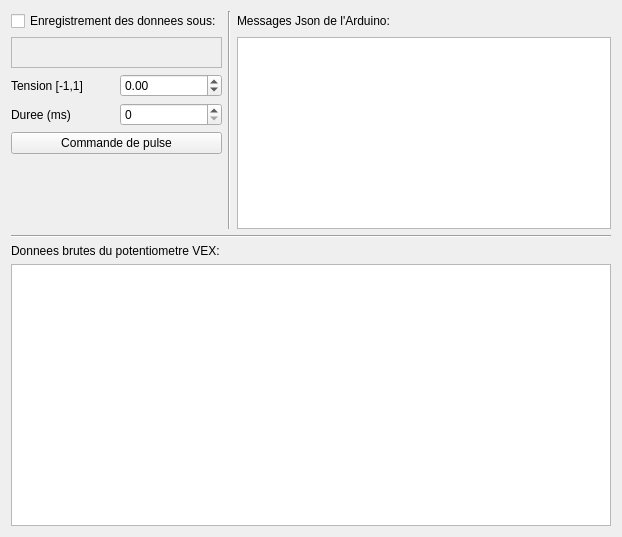
Before: the Qt Designer form IdentificationParams/identification_Qt/mainwindow.ui in GPr1me/RobotPendule, drawn with Qt 5.
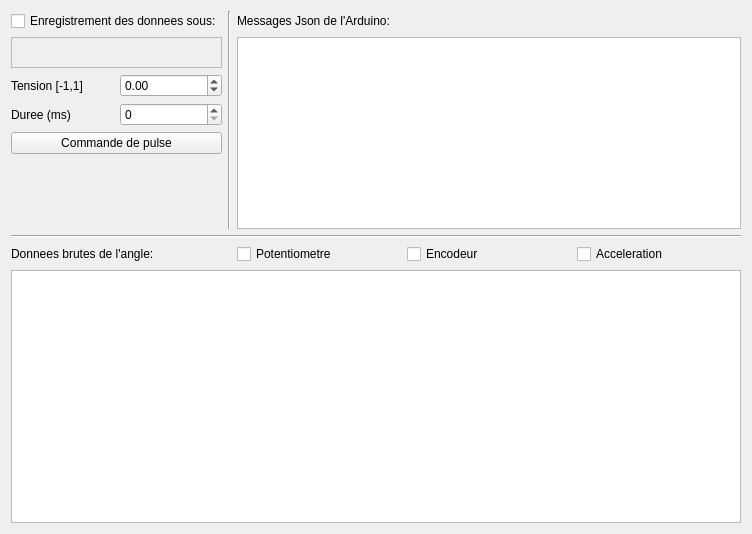
After: the same form once the commit is applied.

What changed in the file:
```diff
--- a/IdentificationParams/identification_Qt/mainwindow.ui
+++ b/IdentificationParams/identification_Qt/mainwindow.ui
@@ -6,8 +6,8 @@
    <rect>
     <x>0</x>
     <y>0</y>
-    <width>622</width>
-    <height>537</height>
+    <width>752</width>
+    <height>534</height>
    </rect>
   </property>
   <property name="acceptDrops">
@@ -78,16 +78,6 @@
       </property>
      </widget>
     </item>
-    <item row="12" column="0" colspan="4">
-     <widget class="QLabel" name="label_3">
-      <property name="text">
-       <string>Donnees brutes du potentiometre VEX:</string>
-      </property>
-     </widget>
-    </item>
-    <item row="13" column="0" colspan="4">
-     <widget class="QGraphicsView" name="graphicsView"/>
-    </item>
     <item row="4" column="0" colspan="2">
      <widget class="QLabel" name="label_pathCSV">
       <property name="frameShape">
@@ -117,13 +107,6 @@
       </property>
      </widget>
     </item>
-    <item row="7" column="0" colspan="2">
-     <widget class="QPushButton" name="pulseButton">
-      <property name="text">
-       <string>Commande de pulse</string>
-      </property>
-     </widget>
-    </item>
     <item row="3" column="2" rowspan="7">
      <widget class="Line" name="line_2">
       <property name="orientation">
@@ -131,6 +114,48 @@
       </property>
      </widget>
     </item>
+    <item row="7" column="0" colspan="2">
+     <widget class="QPushButton" name="pulseButton">
+      <property name="text">
+       <string>Commande de pulse</string>
+      </property>
+     </widget>
+    </item>
+    <item row="14" column="0" colspan="3">
+     <widget class="QLabel" name="label_3">
+      <property name="text">
+       <string>Donnees brutes de l'angle:</string>
+      </property>
+     </widget>
+    </item>
+    <item row="14" column="3">
+     <layout class="QHBoxLayout" name="horizontalLayout_3">
+      <item>
+       <widget class="QCheckBox" name="checkBox_pot">
+        <property name="text">
+         <string>Potentiometre</string>
+        </property>
+       </widget>
+      </item>
+      <item>
+       <widget class="QCheckBox" name="checkBox_enc">
+        <property name="text">
+         <string>Encodeur</string>
+        </property>
+       </widget>
+      </item>
+      <item>
+       <widget class="QCheckBox" name="checkBox_acc">
+        <property name="text">
+         <string>Acceleration</string>
+        </property>
+       </widget>
+      </item>
+     </layout>
+    </item>
+    <item row="16" column="0" colspan="4">
+     <widget class="QGraphicsView" name="graphicsView"/>
+    </item>
    </layout>
   </widget>
  </widget>
```
